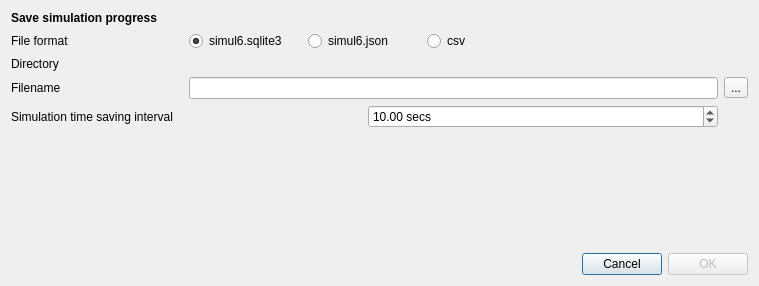
First picture: the form in src/simulationprogressdialog.ui, repository hobrasoft/simul6, before the edit.
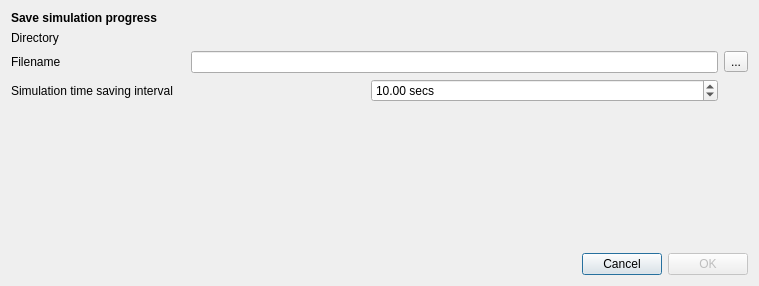
Second picture: the form after the edit.

The edit to the form file:
```diff
--- a/src/simulationprogressdialog.ui
+++ b/src/simulationprogressdialog.ui
@@ -16,83 +16,42 @@
   <layout class="QVBoxLayout" name="verticalLayout">
    <item>
     <layout class="QGridLayout" name="gridLayout_2">
-     <item row="0" column="0" colspan="5">
-      <widget class="QLabel" name="label">
-       <property name="text">
-        <string>&lt;html&gt;&lt;head/&gt;&lt;body&gt;&lt;p&gt;&lt;span style=&quot; font-weight:600;&quot;&gt;Save simulation progress&lt;/span&gt;&lt;/p&gt;&lt;/body&gt;&lt;/html&gt;</string>
-       </property>
-      </widget>
-     </item>
-     <item row="1" column="1" colspan="2">
-      <layout class="QHBoxLayout" name="horizontalLayout">
-       <item>
-        <widget class="QRadioButton" name="f_format_sqlite">
-         <property name="text">
-          <string>simul6.sqlite3</string>
-         </property>
-         <property name="checked">
-          <bool>true</bool>
-         </property>
-        </widget>
-       </item>
-       <item>
-        <widget class="QRadioButton" name="f_format_json">
-         <property name="text">
-          <string>simul6.json</string>
-         </property>
-         <property name="checked">
-          <bool>false</bool>
-         </property>
-        </widget>
-       </item>
-       <item>
-        <widget class="QRadioButton" name="f_format_csv">
-         <property name="text">
-          <string>csv</string>
-         </property>
-         <property name="checked">
-          <bool>false</bool>
-         </property>
-        </widget>
-       </item>
-      </layout>
-     </item>
-     <item row="4" column="0" colspan="2">
-      <widget class="QLabel" name="label_5">
-       <property name="text">
-        <string>Simulation time saving interval</string>
-       </property>
-      </widget>
-     </item>
-     <item row="3" column="1" colspan="3">
+     <item row="2" column="1" colspan="3">
       <widget class="QLineEdit" name="f_filename">
        <property name="readOnly">
         <bool>false</bool>
        </property>
       </widget>
      </item>
-     <item row="3" column="4">
-      <widget class="QToolButton" name="f_filename_select">
-       <property name="text">
-        <string>...</string>
-       </property>
-      </widget>
-     </item>
      <item row="1" column="0">
-      <widget class="QLabel" name="label_2">
+      <widget class="QLabel" name="label_4">
        <property name="text">
-        <string>File format</string>
+        <string>Directory</string>
        </property>
       </widget>
      </item>
-     <item row="3" column="0">
+     <item row="2" column="0">
       <widget class="QLabel" name="label_3">
        <property name="text">
         <string>Filename</string>
        </property>
       </widget>
      </item>
-     <item row="4" column="2" colspan="2">
+     <item row="2" column="4">
+      <widget class="QToolButton" name="f_filename_select">
+       <property name="text">
+        <string>...</string>
+       </property>
+      </widget>
+     </item>
+     <item row="3" column="0" colspan="2">
+      <widget class="QLabel" name="label_5">
+       <property name="text">
+        <string>Simulation time saving interval</string>
+       </property>
+      </widget>
+     </item>
+     <item row="3" column="2" colspan="2">
       <widget class="QDoubleSpinBox" name="f_interval">
        <property name="suffix">
         <string> secs</string>
@@ -108,27 +67,14 @@
        </property>
       </widget>
      </item>
-     <item row="1" column="3" colspan="2">
-      <spacer name="horizontalSpacer_2">
-       <property name="orientation">
-        <enum>Qt::Horizontal</enum>
-       </property>
-       <property name="sizeHint" stdset="0">
-        <size>
-         <width>138</width>
-         <height>20</height>
-        </size>
-       </property>
-      </spacer>
-     </item>
-     <item row="2" column="0">
-      <widget class="QLabel" name="label_4">
+     <item row="0" column="0" colspan="5">
+      <widget class="QLabel" name="label">
        <property name="text">
-        <string>Directory</string>
+        <string>&lt;html&gt;&lt;head/&gt;&lt;body&gt;&lt;p&gt;&lt;span style=&quot; font-weight:600;&quot;&gt;Save simulation progress&lt;/span&gt;&lt;/p&gt;&lt;/body&gt;&lt;/html&gt;</string>
        </property>
       </widget>
      </item>
-     <item row="2" column="1" colspan="3">
+     <item row="1" column="1" colspan="3">
       <widget class="QLabel" name="f_directory">
        <property name="text">
         <string/>
```
Left out of the diff: 3 changed lines with no effect on the pictures.
